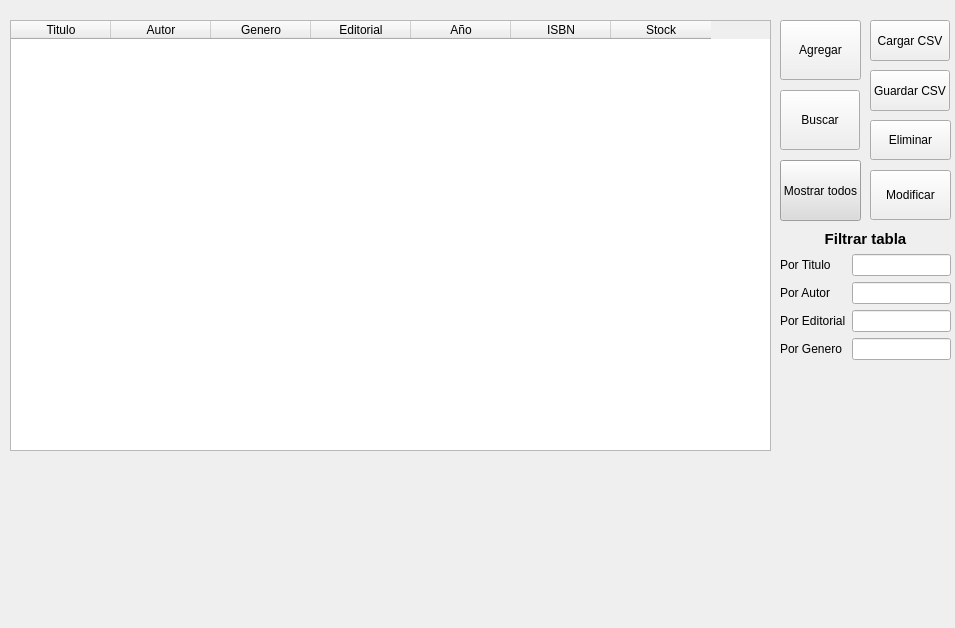
This is tablalibros.ui in DanielaGanan/biblioteca as Qt 5 draws it before an edit. The edited form follows.
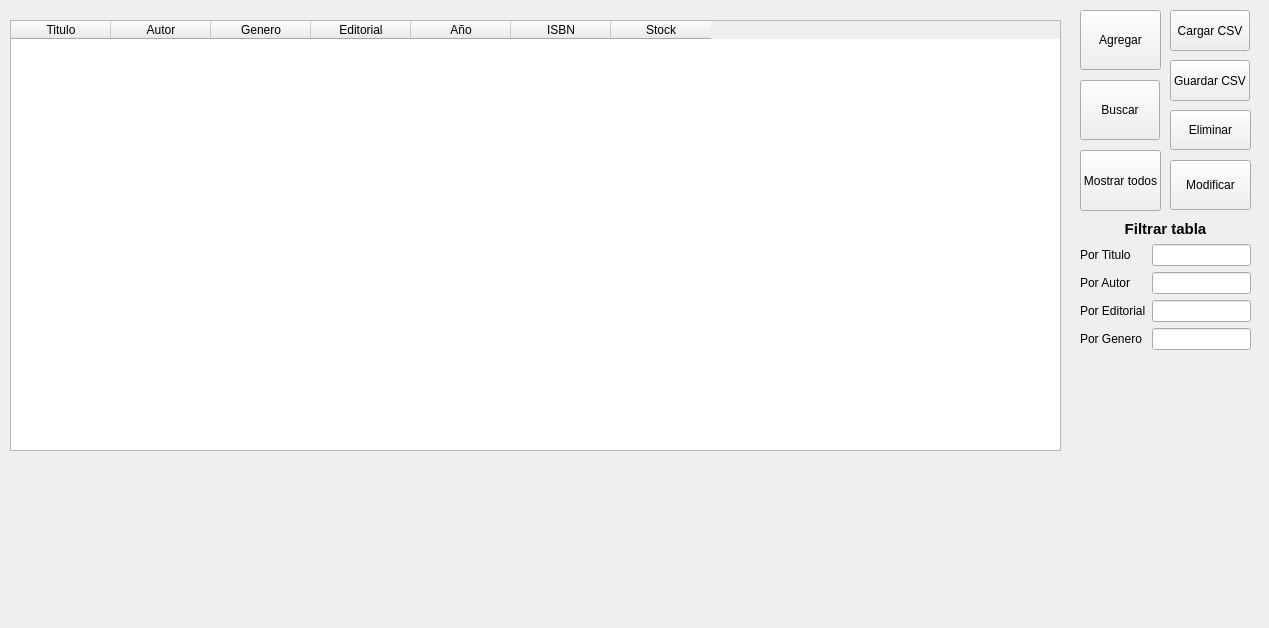
This is the edited form.

What changed in the file:
```diff
--- a/tablalibros.ui
+++ b/tablalibros.ui
@@ -6,7 +6,7 @@
    <rect>
     <x>0</x>
     <y>0</y>
-    <width>955</width>
+    <width>1269</width>
     <height>628</height>
    </rect>
   </property>
@@ -16,8 +16,8 @@
   <widget class="QPushButton" name="botonBuscar">
    <property name="geometry">
     <rect>
-     <x>780</x>
-     <y>90</y>
+     <x>1080</x>
+     <y>80</y>
      <width>80</width>
      <height>60</height>
     </rect>
@@ -41,8 +41,8 @@
   <widget class="QPushButton" name="botonCargarLista">
    <property name="geometry">
     <rect>
-     <x>870</x>
-     <y>20</y>
+     <x>1170</x>
+     <y>10</y>
      <width>80</width>
      <height>41</height>
     </rect>
@@ -54,8 +54,8 @@
   <widget class="QPushButton" name="botonGuardarLista">
    <property name="geometry">
     <rect>
-     <x>870</x>
-     <y>70</y>
+     <x>1170</x>
+     <y>60</y>
      <width>80</width>
      <height>41</height>
     </rect>
@@ -69,7 +69,7 @@
     <rect>
      <x>10</x>
      <y>20</y>
-     <width>761</width>
+     <width>1051</width>
      <height>431</height>
     </rect>
    </property>
@@ -82,6 +82,9 @@
     </property>
     <item row="0" column="0" colspan="2">
      <widget class="QTableWidget" name="tabla">
+      <property name="styleSheet">
+       <string notr="true"/>
+      </property>
       <property name="autoScrollMargin">
        <number>10</number>
       </property>
@@ -94,6 +97,12 @@
       <property name="selectionBehavior">
        <enum>QAbstractItemView::SelectionBehavior::SelectRows</enum>
       </property>
+      <attribute name="horizontalHeaderCascadingSectionResizes">
+       <bool>false</bool>
+      </attribute>
+      <attribute name="horizontalHeaderMinimumSectionSize">
+       <number>50</number>
+      </attribute>
       <attribute name="horizontalHeaderDefaultSectionSize">
        <number>100</number>
       </attribute>
@@ -139,8 +148,8 @@
   <widget class="QWidget" name="formLayoutWidget">
    <property name="geometry">
     <rect>
-     <x>780</x>
-     <y>230</y>
+     <x>1080</x>
+     <y>220</y>
      <width>171</width>
      <height>151</height>
     </rect>
@@ -210,8 +219,8 @@
   <widget class="QPushButton" name="mostrarTodos">
    <property name="geometry">
     <rect>
-     <x>780</x>
-     <y>160</y>
+     <x>1080</x>
+     <y>150</y>
      <width>81</width>
      <height>61</height>
     </rect>
@@ -246,8 +255,7 @@
     <bool>false</bool>
    </property>
    <property name="styleSheet">
-    <string notr="true">background-color: rgb(220, 220, 220);
-color: black;</string>
+    <string notr="true"/>
    </property>
    <property name="text">
     <string>Mostrar todos</string>
@@ -256,8 +264,8 @@
   <widget class="QPushButton" name="agregarLibro">
    <property name="geometry">
     <rect>
-     <x>780</x>
-     <y>20</y>
+     <x>1080</x>
+     <y>10</y>
      <width>81</width>
      <height>60</height>
     </rect>
@@ -287,8 +295,8 @@
   <widget class="QPushButton" name="modificarLibro">
    <property name="geometry">
     <rect>
-     <x>870</x>
-     <y>170</y>
+     <x>1170</x>
+     <y>160</y>
      <width>81</width>
      <height>50</height>
     </rect>
@@ -318,8 +326,8 @@
   <widget class="QPushButton" name="eliminarLibro">
    <property name="geometry">
     <rect>
-     <x>870</x>
-     <y>120</y>
+     <x>1170</x>
+     <y>110</y>
      <width>81</width>
      <height>40</height>
     </rect>
```
Left out of the diff: 3 changed lines with no effect on the pictures.
